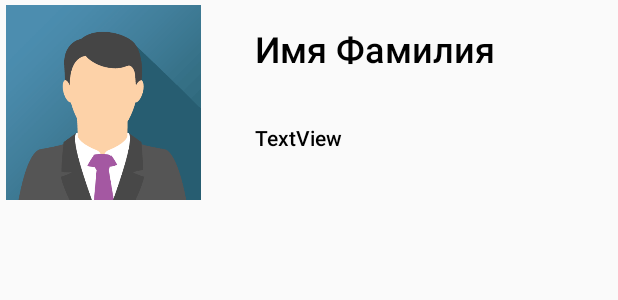
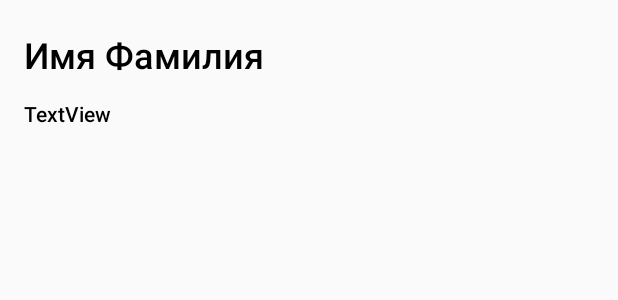
Before and after one commit to nikitko43/Designal, an Android app: the layout group_item.xml on its own in the app's theme, with its tools: preview values and no code run, on a phone screen of 412 x 824 dp. Shown: the top 300 px of the screen. Run offline under Robolectric (Android 15) with nearby library versions, the phone set to English and light mode, and no system bars.

Commit message:
Работает не правильно

```diff
--- a/app/src/main/java/com/lawdev/designal/helpers/GroupsAdapter.java
+++ b/app/src/main/java/com/lawdev/designal/helpers/GroupsAdapter.java
@@ -43,7 +43,7 @@ public class GroupsAdapter extends BaseAdapter {
         View view = convertView;
 
         if (view == null) {
-            view = layoutInflater.inflate(R.layout.performer_item, parent, false);
+            view = layoutInflater.inflate(R.layout.group_item, parent, false);
         }
 
         Group group = getGroup(position);
--- a/app/src/main/java/com/lawdev/designal/helpers/GroupsData.java
+++ b/app/src/main/java/com/lawdev/designal/helpers/GroupsData.java
@@ -9,9 +9,9 @@ import java.util.List;
 public class GroupsData {
     public static ArrayList<Group> groups = new ArrayList<>();
     public GroupsData(){
-        groups.add(new Group("Студенты МГТУ", "2"));
-        groups.add(new Group("Участники BestHack", "4"));
-        groups.add(new Group("Команда LawTeam", "6"));
+        groups.add(new Group("Студенты МГТУ", "Общие задания"));
+        groups.add(new Group("Участники BestHack", "Разработка таскменеджера"));
+        groups.add(new Group("Команда LawTeam", "Особые задачи"));
     }
     public ArrayList<Group> getGroups() {
         return groups;
--- a/app/src/main/java/com/lawdev/designal/helpers/TasksData.java
+++ b/app/src/main/java/com/lawdev/designal/helpers/TasksData.java
@@ -18,4 +18,6 @@ public class TasksData {
         finished_tasks.add(new Task("Узнать, что такое ListView", "В гугле"));
         finished_tasks.add(new Task("Выучить Java", "Возможное невозможно"));
     }
+
+
 }
--- a/app/src/main/java/com/lawdev/designal/main_activities/GroupsActivity.java
+++ b/app/src/main/java/com/lawdev/designal/main_activities/GroupsActivity.java
@@ -52,9 +52,8 @@ public class GroupsActivity extends AppCompatActivity {
         listView.setOnItemClickListener(new AdapterView.OnItemClickListener() {
             @Override
             public void onItemClick(AdapterView<?> adapterView, View view, int i, long l) {
-                Intent intent = new Intent(getApplicationContext(), this.getClass());
-                intent.putExtra("Selected", i);
-                startActivityForResult(intent, 112);
+                Intent intent = new Intent(GroupsActivity.this, MainActivity.class);
+                startActivity(intent);
             }
         });
 
--- a/app/src/main/res/layout/group_item.xml
+++ b/app/src/main/res/layout/group_item.xml
@@ -7,45 +7,32 @@
     android:orientation="horizontal"
     tools:layout_editor_absoluteY="81dp">
 
-    <ImageView
-        android:id="@+id/photo"
-        android:layout_width="130dp"
-        android:layout_height="130dp"
-        android:layout_marginBottom="3dp"
-        android:layout_marginStart="4dp"
-        android:layout_marginTop="3dp"
-        android:visibility="visible"
-        app:layout_constraintBottom_toBottomOf="parent"
-        app:layout_constraintStart_toStartOf="parent"
-        app:layout_constraintTop_toTopOf="parent"
-        app:layout_constraintVertical_bias="0.0"
-        app:srcCompat="@mipmap/avatar" />
 
     <TextView
         android:id="@+id/textName"
-        android:layout_width="160dp"
-        android:layout_height="60dp"
-        android:layout_marginStart="36dp"
-        android:layout_marginTop="16dp"
+        android:layout_width="349dp"
+        android:layout_height="42dp"
+        android:layout_marginLeft="16dp"
+        android:layout_marginStart="16dp"
+        android:layout_marginTop="20dp"
         android:text="Имя Фамилия"
         android:textAppearance="@style/TextAppearance.AppCompat.Body2"
         android:textColor="#000000"
         android:textSize="24sp"
-        app:layout_constraintStart_toEndOf="@+id/photo"
+        app:layout_constraintStart_toStartOf="parent"
         app:layout_constraintTop_toTopOf="parent" />
 
     <TextView
         android:id="@+id/textWorkingOn"
-        android:layout_width="0dp"
-        android:layout_height="wrap_content"
-        android:layout_marginEnd="20dp"
-        android:layout_marginStart="36dp"
-        android:layout_marginTop="6dp"
+        android:layout_width="346dp"
+        android:layout_height="59dp"
+        android:layout_marginLeft="16dp"
+        android:layout_marginStart="16dp"
+        android:layout_marginTop="4dp"
         android:text="TextView"
         android:textAppearance="@style/TextAppearance.AppCompat.Body2"
         android:textColor="#000000"
-        app:layout_constraintEnd_toEndOf="parent"
-        app:layout_constraintStart_toEndOf="@+id/photo"
+        app:layout_constraintStart_toStartOf="parent"
         app:layout_constraintTop_toBottomOf="@+id/textName" />
 
 </android.support.constraint.ConstraintLayout>
```
Also changed, not shown: app/src/main/AndroidManifest.xml (+5 -4 lines), app/src/main/java/com/lawdev/designal/helpers/TasksAdapter.java (+7 -1 lines), app/src/main/java/com/lawdev/designal/main_activities/MainActivity.java (+8 -1 lines), app/src/main/java/com/lawdev/designal/tabs/CompletedTasksTab.java (+36 -0 lines), app/src/main/java/com/lawdev/designal/tabs/TasksTab.java (+37 -7 lines).
